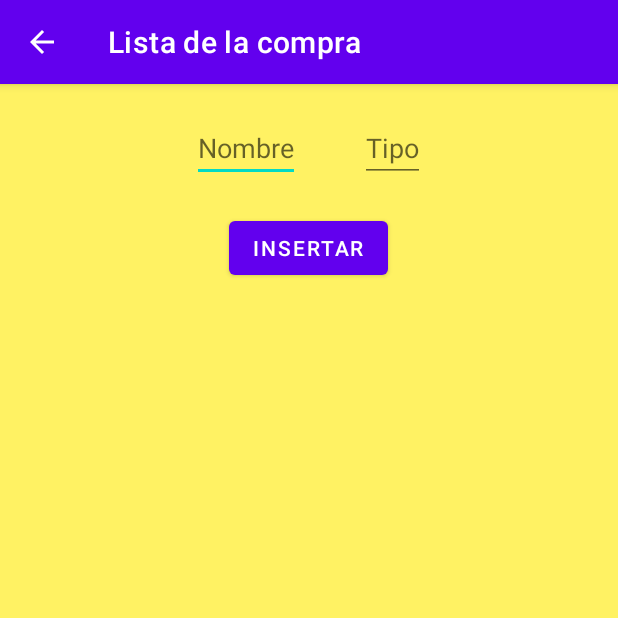
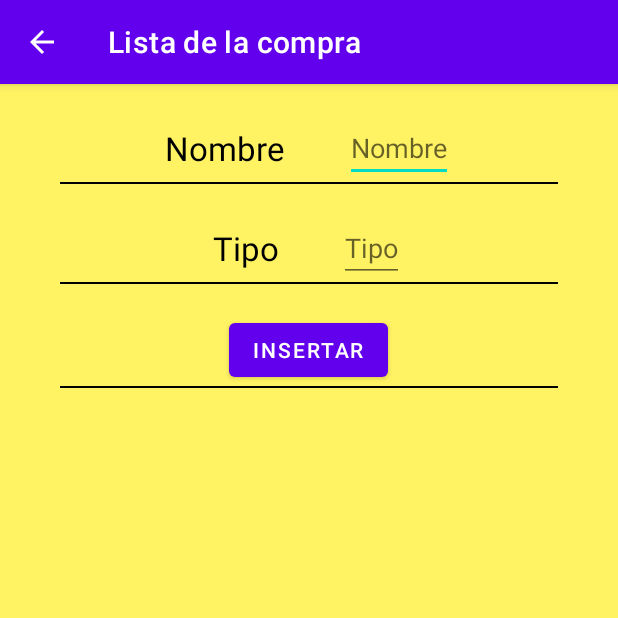
Before and after one commit to Alberto-Zapardiel-Fernandez/Lista-de-la-compra, an Android app: the screen it shows after launch (MainActivity), on a phone screen of 412 x 824 dp, the top half of it. Run offline under Robolectric (Android 15) with nearby library versions, the phone set to English and light mode, and no system bars; our stand-ins replace Firebase (no records; nobody signed in at launch, a user with empty details on screens opened directly).

Commit message:
primera version

```diff
--- a/app/src/main/java/com/azf/listadelacompra/FBSync/FBSync.java
+++ b/app/src/main/java/com/azf/listadelacompra/FBSync/FBSync.java
@@ -19,9 +19,11 @@ public class FBSync {
     }
     public static void insertar(Context context, String nombre, String tipo) {
         Map<String,Object> map = new HashMap<>();
-        databaseReference = FirebaseDatabase.getInstance().getReference();
+        databaseReference = FirebaseDatabase.getInstance().getReference(Utils.PATH);
         map.put("nombre",nombre);
         map.put("tipo",tipo);
-        databaseReference.child(Utils.PATH).setValue(map).addOnSuccessListener(aVoid -> Toast.makeText(context, context.getString(R.string.insertado), Toast.LENGTH_SHORT).show());
+        String key = databaseReference.push().getKey();
+        map.put("key",key);
+        databaseReference.child(key).setValue(map).addOnSuccessListener(aVoid -> Toast.makeText(context, context.getString(R.string.insertado), Toast.LENGTH_SHORT).show());
     }
 }
--- a/app/src/main/java/com/azf/listadelacompra/adapter/ItemAdapter.java
+++ b/app/src/main/java/com/azf/listadelacompra/adapter/ItemAdapter.java
@@ -78,6 +78,7 @@ public class ItemAdapter extends RecyclerView.Adapter<ItemAdapter.ViewHolder> {
         Item = Items.get(position);
         holder.txtNombre2.setText(Item.getNombre());
         holder.txtTipo2.setText(Item.getTipo());
+        holder.linearFondo.setBackgroundResource(R.color.green);
     }
 
 
--- a/app/src/main/java/com/azf/listadelacompra/utils/Utils.java
+++ b/app/src/main/java/com/azf/listadelacompra/utils/Utils.java
@@ -2,4 +2,6 @@ package com.azf.listadelacompra.utils;
 
 public class Utils {
     public static final String PATH = "lista";
+    public static final String NOMBRE = "nombre";
+    public static final String TIPO = "tipo";
 }
--- a/app/src/main/res/layout/activity_main.xml
+++ b/app/src/main/res/layout/activity_main.xml
@@ -11,17 +11,47 @@
         android:layout_width="match_parent"
         android:layout_height="wrap_content"
         android:layout_marginTop="20dp"
+        android:orientation="vertical"
         android:gravity="center">
 
+        <LinearLayout
+            android:layout_width="match_parent"
+            android:layout_height="wrap_content"
+            android:gravity="center">
+            <TextView
+                android:layout_width="wrap_content"
+                android:layout_height="wrap_content"
+                android:text="@string/nombre"
+                android:textColor="@color/black"
+                android:textSize="22sp"
+                android:layout_marginEnd="40dp"/>
             <EditText
                 android:id="@+id/edtNombre"
                 android:layout_width="wrap_content"
                 android:layout_height="wrap_content"
-            android:layout_marginEnd="40dp"
                 android:autofillHints="@string/app_name"
                 android:hint="@string/nombre"
                 android:inputType="text" />
+        </LinearLayout>
 
+        <View
+            android:layout_width="match_parent"
+            android:layout_height="1dp"
+            android:layout_marginStart="40dp"
+            android:layout_marginEnd="40dp"
+            android:background="@color/black" />
+        <LinearLayout
+            android:layout_width="match_parent"
+            android:layout_height="wrap_content"
+            android:layout_marginTop="20dp"
+            android:gravity="center">
+            <TextView
+                android:layout_width="wrap_content"
+                android:layout_height="wrap_content"
+                android:text="@string/tipo"
+                android:textColor="@color/black"
+                android:textSize="22sp"
+                android:layout_marginEnd="40dp"/>
         <EditText
             android:id="@+id/edtTipo"
             android:layout_width="wrap_content"
@@ -29,6 +59,13 @@
             android:autofillHints="@string/app_name"
             android:hint="@string/tipo"
             android:inputType="text" />
+        </LinearLayout>
+        <View
+            android:layout_width="match_parent"
+            android:layout_height="1dp"
+            android:layout_marginStart="40dp"
+            android:layout_marginEnd="40dp"
+            android:background="@color/black" />
     </LinearLayout>
 
     <Button
@@ -48,15 +85,22 @@
         android:text="@string/nada"
         android:visibility="gone" />
 
+    <View
+        android:layout_width="match_parent"
+        android:layout_height="1dp"
+        android:layout_marginStart="40dp"
+        android:layout_marginEnd="40dp"
+        android:background="@color/black" />
     <ScrollView
         android:layout_width="match_parent"
         android:layout_height="match_parent">
 
 
         <androidx.recyclerview.widget.RecyclerView
-            android:id="@+id/recyclerGastos"
+            android:id="@+id/recycler"
             android:layout_width="match_parent"
-            android:layout_height="wrap_content">
+            android:layout_height="wrap_content"
+            android:layout_marginTop="20dp">
 
         </androidx.recyclerview.widget.RecyclerView>
     </ScrollView>
--- a/app/src/main/res/values/colors.xml
+++ b/app/src/main/res/values/colors.xml
@@ -8,4 +8,5 @@
     <color name="black">#FF000000</color>
     <color name="white">#FFFFFFFF</color>
     <color name="amarillo">#fff263</color>
+    <color name="green">#c5e1a5</color>
 </resources>
--- a/app/src/main/res/values/strings.xml
+++ b/app/src/main/res/values/strings.xml
@@ -5,4 +5,9 @@
     <string name="nombre">Nombre</string>
     <string name="insertar">Insertar</string>
     <string name="nada">No hay nada</string>
+    <string name="campos_vacios">Campos vacios</string>
+    <string name="borrado">Borrado</string>
+    <string name="quieres_borrar">¿Quieres borrarlo?</string>
+    <string name="nombre2">Nombre:</string>
+    <string name="tipo2">Tipo:</string>
 </resources>
--- a/build.gradle
+++ b/build.gradle
@@ -6,7 +6,7 @@ buildscript {
     }
     dependencies {
         classpath "com.android.tools.build:gradle:4.1.2"
-        classpath 'com.google.gms:google-services:4.3.4'
+        classpath 'com.google.gms:google-services:4.3.5'
 
         // NOTE: Do not place your application dependencies here; they belong
         // in the individual module build.gradle files
```
Also changed, not shown: app/src/main/java/com/azf/listadelacompra/item/Item.java (+11 -2 lines), app/src/main/java/com/azf/listadelacompra/vista/MainActivity.java (+70 -16 lines), app/src/main/res/layout/fila_view.xml (+28 -20 lines). Lines whose indentation alone changed are shown as unchanged.
